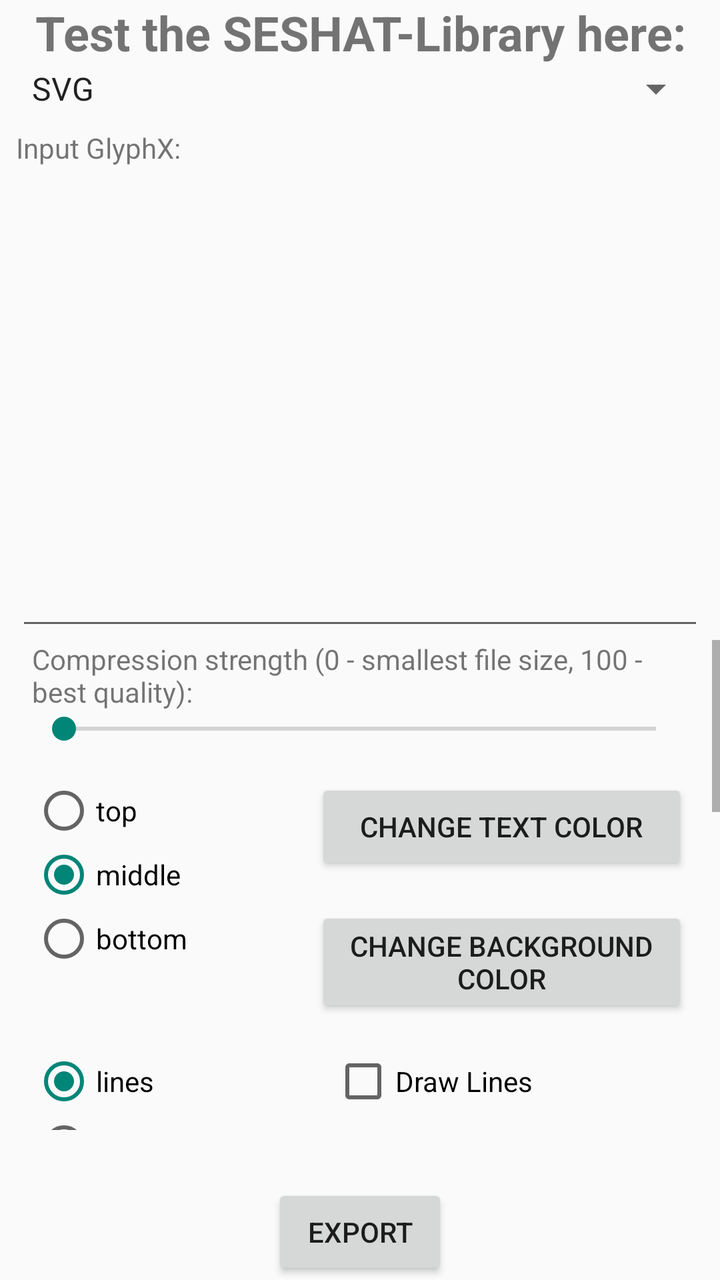
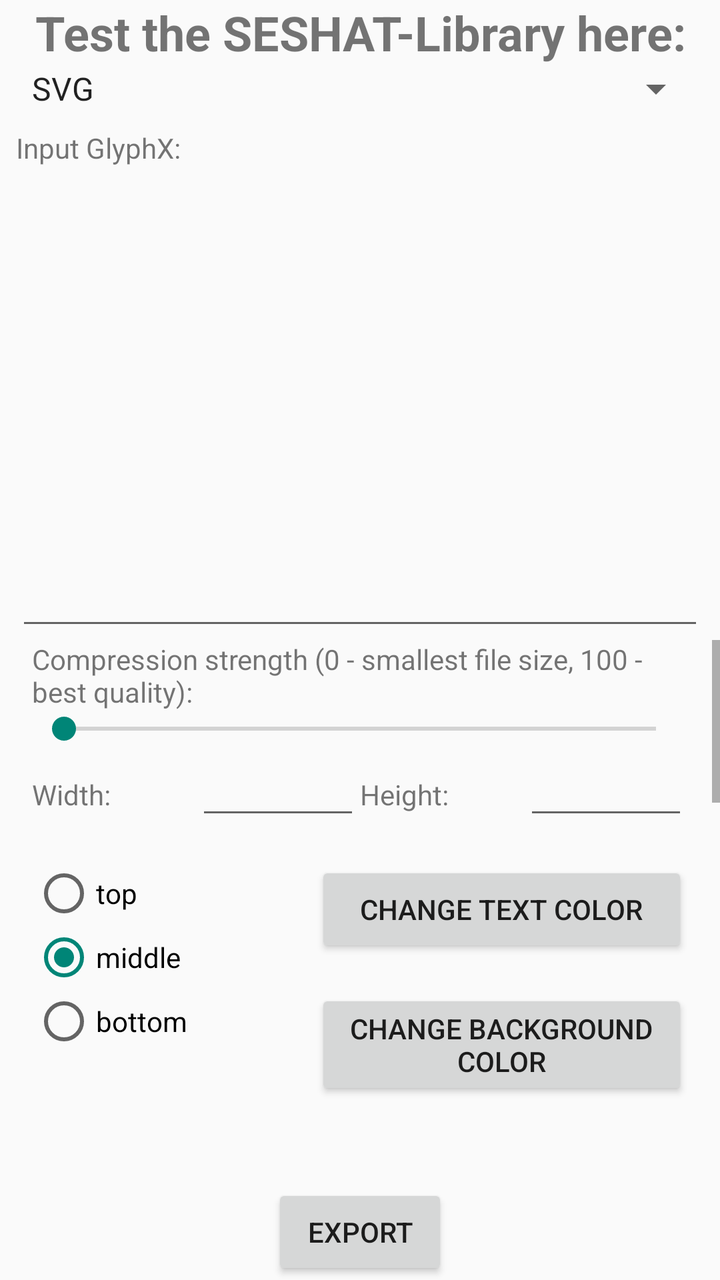

Screens rendered from an Android XML layout before and after an edit, with the pre-edit source and the edit as a unified diff.
<!-- AndroidManifest.xml: activity theme Theme.SESHATExampleApp -->
<!-- res/layout/activity_main.xml -->
<?xml version="1.0" encoding="utf-8"?>
<androidx.constraintlayout.widget.ConstraintLayout xmlns:android="http://schemas.android.com/apk/res/android"
    xmlns:app="http://schemas.android.com/apk/res-auto"
    xmlns:tools="http://schemas.android.com/tools"
    android:id="@+id/main"
    android:layout_width="match_parent"
    android:layout_height="match_parent"
    tools:context=".MainActivity">

    <TextView
        android:id="@+id/title_text"
        android:layout_width="0dp"
        android:layout_height="wrap_content"
        android:gravity="center_horizontal"
        android:text="@string/title"
        android:textSize="24sp"
        android:textStyle="bold"
        app:layout_constraintBottom_toBottomOf="parent"
        app:layout_constraintEnd_toEndOf="parent"
        app:layout_constraintStart_toStartOf="parent"
        app:layout_constraintTop_toTopOf="parent"
        app:layout_constraintVertical_bias="0.0" />

    <Spinner
        android:id="@+id/file_type"
        android:layout_width="0dp"
        android:layout_height="wrap_content"
        android:layout_marginStart="8dp"
        android:layout_marginEnd="8dp"
        android:entries="@array/file_formats"
        android:spinnerMode="dropdown"
        app:layout_constraintBottom_toBottomOf="parent"
        app:layout_constraintEnd_toEndOf="parent"
        app:layout_constraintStart_toStartOf="parent"
        app:layout_constraintTop_toBottomOf="@+id/title_text"
        app:layout_constraintVertical_bias="0.0" />

    <TextView
        android:id="@+id/input_title"
        android:layout_width="wrap_content"
        android:layout_height="wrap_content"
        android:layout_marginStart="8dp"
        android:layout_marginTop="8dp"
        android:text="@string/input_glyphx"
        app:layout_constraintBottom_toBottomOf="parent"
        app:layout_constraintEnd_toEndOf="parent"
        app:layout_constraintHorizontal_bias="0.0"
        app:layout_constraintStart_toStartOf="parent"
        app:layout_constraintTop_toBottomOf="@+id/file_type"
        app:layout_constraintVertical_bias="0.0" />

    <EditText
        android:id="@+id/input"
        android:layout_width="0dp"
        android:layout_height="0dp"
        android:layout_marginStart="8dp"
        android:layout_marginTop="8dp"
        android:layout_marginEnd="8dp"
        android:ems="10"
        android:gravity="start|top"
        android:inputType="text|textVisiblePassword|textMultiLine|textNoSuggestions"
        app:layout_constraintBottom_toTopOf="@+id/guideline2"
        app:layout_constraintEnd_toEndOf="parent"
        app:layout_constraintStart_toStartOf="parent"
        app:layout_constraintTop_toBottomOf="@+id/input_title" />

    <androidx.constraintlayout.widget.Guideline
        android:id="@+id/guideline2"
        android:layout_width="wrap_content"
        android:layout_height="wrap_content"
        android:orientation="horizontal"
        app:layout_constraintGuide_percent="0.5" />

    <ScrollView
        android:id="@+id/scrollView2"
        android:layout_width="0dp"
        android:layout_height="0dp"
        android:layout_marginBottom="8dp"
        app:layout_constraintBottom_toTopOf="@+id/progressText"
        app:layout_constraintEnd_toEndOf="parent"
        app:layout_constraintStart_toStartOf="parent"
        app:layout_constraintTop_toTopOf="@+id/guideline2">

        <LinearLayout
            android:id="@+id/settingsContainer"
            android:layout_width="match_parent"
            android:layout_height="wrap_content"
            android:orientation="vertical"
            app:layout_constraintBottom_toBottomOf="parent"
            app:layout_constraintEnd_toEndOf="parent"
            app:layout_constraintStart_toStartOf="parent"
            app:layout_constraintTop_toBottomOf="@+id/thothScroll"
            app:layout_constraintVertical_bias="0.0">

            <TextView
                android:id="@+id/quality_title"
                android:layout_width="match_parent"
                android:layout_height="wrap_content"
                android:layout_marginStart="16dp"
                android:layout_marginEnd="16dp"
                android:text="@string/quality_title" />

            <SeekBar
                android:id="@+id/quality"
                android:layout_width="match_parent"
                android:layout_height="wrap_content"
                android:layout_marginStart="16dp"
                android:layout_marginEnd="16dp"
                android:max="100"
                android:progress="0" />

            <LinearLayout
                android:layout_width="match_parent"
                android:layout_height="match_parent"
                android:orientation="horizontal">

                <RadioGroup
                    android:id="@+id/VerticalOrientation"
                    android:layout_width="wrap_content"
                    android:layout_height="wrap_content"
                    android:layout_marginStart="16dp"
                    android:layout_marginTop="16dp">

                    <RadioButton
                        android:id="@+id/top"
                        android:layout_width="match_parent"
                        android:layout_height="wrap_content"
                        android:text="@string/vert_orient_top" />

                    <RadioButton
                        android:id="@+id/middle"
                        android:layout_width="match_parent"
                        android:layout_height="wrap_content"
                        android:checked="true"
                        android:text="@string/vert_orient_middle" />

                    <RadioButton
                        android:id="@+id/bottom"
                        android:layout_width="match_parent"
                        android:layout_height="wrap_content"
                        android:text="@string/vert_orient_bottom" />
                </RadioGroup>

                <LinearLayout
                    android:layout_width="match_parent"
                    android:layout_height="wrap_content"
                    android:orientation="vertical">

                    <Button
                        android:id="@+id/changeTextColor"
                        android:layout_width="match_parent"
                        android:layout_height="wrap_content"
                        android:layout_marginStart="64dp"
                        android:layout_marginTop="16dp"
                        android:layout_marginEnd="16dp"
                        android:layout_weight="1"
                        android:text="@string/button_change_text_color" />

                    <Button
                        android:id="@+id/changeBGColor"
                        android:layout_width="match_parent"
                        android:layout_height="wrap_content"
                        android:layout_marginStart="64dp"
                        android:layout_marginTop="16dp"
                        android:layout_marginEnd="16dp"
                        android:layout_weight="1"
                        android:text="@string/button_change_bg_color" />
                </LinearLayout>

            </LinearLayout>

            <LinearLayout
                android:layout_width="match_parent"
                android:layout_height="match_parent"
                android:orientation="horizontal">

                <RadioGroup
                    android:id="@+id/WritingLayout"
                    android:layout_width="wrap_content"
                    android:layout_height="wrap_content"
                    android:layout_marginStart="16dp"
                    android:layout_marginTop="16dp">

                    <RadioButton
                        android:id="@+id/lines"
                        android:layout_width="match_parent"
                        android:layout_height="wrap_content"
                        android:checked="true"
                        android:text="@string/writing_layout_l" />

                    <RadioButton
                        android:id="@+id/columns"
                        android:layout_width="match_parent"
                        android:layout_height="wrap_content"
                        android:text="@string/writing_layout_c" />
                </RadioGroup>

                <LinearLayout
                    android:layout_width="match_parent"
                    android:layout_height="wrap_content"
                    android:orientation="vertical">


                    <CheckBox
                        android:id="@+id/drawLines"
                        android:layout_width="match_parent"
                        android:layout_height="wrap_content"
                        android:layout_marginStart="64dp"
                        android:layout_marginTop="16dp"
                        android:layout_marginEnd="16dp"
                        android:text="@string/draw_lines_title" />

                    <TextView
                        android:id="@+id/lineThicknessTitle"
                        android:layout_width="match_parent"
                        android:layout_height="wrap_content"
                        android:layout_marginStart="64dp"
                        android:layout_marginTop="16dp"
                        android:layout_marginEnd="16dp"
                        android:text="@string/line_thickness_title" />

                    <SeekBar
                        android:id="@+id/lineThickness"
                        android:layout_width="match_parent"
                        android:layout_height="wrap_content"
                        android:layout_marginStart="64dp"
                        android:layout_marginTop="8dp"
                        android:layout_marginEnd="16dp"
                        android:max="10" />
                </LinearLayout>

            </LinearLayout>

            <LinearLayout
                android:layout_width="match_parent"
                android:layout_height="match_parent"
                android:orientation="horizontal">

                <RadioGroup
                    android:id="@+id/WritingDirection"
                    android:layout_width="wrap_content"
                    android:layout_height="wrap_content"
                    android:layout_marginStart="16dp"
                    android:layout_marginTop="16dp">

                    <RadioButton
                        android:id="@+id/ltr"
                        android:layout_width="match_parent"
                        android:layout_height="wrap_content"
                        android:checked="true"
                        android:text="@string/writing_direction_ltr" />

                    <RadioButton
                        android:id="@+id/rtl"
                        android:layout_width="match_parent"
                        android:layout_height="wrap_content"
                        android:text="@string/writing_direction_rtl" />
                </RadioGroup>

                <LinearLayout
                    android:layout_width="match_parent"
                    android:layout_height="wrap_content"
                    android:layout_marginTop="16dp"
                    android:orientation="vertical">

                    <CheckBox
                        android:id="@+id/backgroundWithCSS"
                        android:layout_width="wrap_content"
                        android:layout_height="wrap_content"
                        android:layout_marginStart="64dp"
                        android:text="@string/css_background" />

                    <CheckBox
                        android:id="@+id/transparentBackground"
                        android:layout_width="wrap_content"
                        android:layout_height="wrap_content"
                        android:layout_marginStart="64dp"
                        android:layout_marginTop="8dp"
                        android:text="@string/transparent_background" />
                </LinearLayout>

            </LinearLayout>

            <TextView
                android:id="@+id/paddingTitle"
                android:layout_width="match_parent"
                android:layout_height="wrap_content"
                android:layout_marginStart="16dp"
                android:layout_marginTop="16dp"
                android:layout_marginEnd="16dp"
                android:text="@string/padding_title" />

            <androidx.constraintlayout.widget.ConstraintLayout
                android:layout_width="match_parent"
                android:layout_height="match_parent"
                android:layout_marginStart="16dp"
                android:layout_marginTop="8dp"
                android:layout_marginEnd="16dp">

                <TextView
                    android:id="@+id/paddingLeftTitle"
                    android:layout_width="wrap_content"
                    android:layout_height="wrap_content"
                    android:text="@string/padding_left_title"
                    app:layout_constraintBottom_toBottomOf="parent"
                    app:layout_constraintEnd_toEndOf="parent"
                    app:layout_constraintHorizontal_bias="0.0"
                    app:layout_constraintStart_toStartOf="parent"
                    app:layout_constraintTop_toTopOf="parent"
                    app:layout_constraintVertical_bias="0.0" />

                <TextView
                    android:id="@+id/paddingTopTitle"
                    android:layout_width="wrap_content"
                    android:layout_height="wrap_content"
                    android:text="@string/padding_top_title"
                    app:layout_constraintBottom_toBottomOf="parent"
                    app:layout_constraintEnd_toEndOf="parent"
                    app:layout_constraintStart_toStartOf="parent"
                    app:layout_constraintTop_toTopOf="parent"
                    app:layout_constraintVertical_bias="0.0" />

                <SeekBar
                    android:id="@+id/paddingLeft"
                    android:layout_width="0dp"
                    android:layout_height="wrap_content"
                    android:layout_marginTop="8dp"
                    android:layout_marginEnd="8dp"
                    android:max="50"
                    app:layout_constraintBottom_toBottomOf="parent"
                    app:layout_constraintEnd_toStartOf="@+id/paddingTopTitle"
                    app:layout_constraintStart_toStartOf="parent"
                    app:layout_constraintTop_toBottomOf="@+id/paddingLeftTitle"
                    app:layout_constraintVertical_bias="0.0" />

                <SeekBar
                    android:id="@+id/paddingTop"
                    android:layout_width="0dp"
                    android:layout_height="wrap_content"
                    android:layout_marginTop="8dp"
                    android:max="50"
                    app:layout_constraintBottom_toBottomOf="parent"
                    app:layout_constraintEnd_toEndOf="parent"
                    app:layout_constraintHorizontal_bias="0.0"
                    app:layout_constraintStart_toStartOf="@+id/paddingTopTitle"
                    app:layout_constraintTop_toBottomOf="@+id/paddingTopTitle"
                    app:layout_constraintVertical_bias="0.0" />

                <TextView
                    android:id="@+id/paddingRightTitle"
                    android:layout_width="wrap_content"
                    android:layout_height="wrap_content"
                    android:layout_marginTop="8dp"
                    android:text="@string/padding_right_title"
                    app:layout_constraintBottom_toBottomOf="parent"
                    app:layout_constraintEnd_toEndOf="parent"
                    app:layout_constraintHorizontal_bias="0.0"
                    app:layout_constraintStart_toStartOf="parent"
                    app:layout_constraintTop_toBottomOf="@id/paddingLeft"
                    app:layout_constraintVertical_bias="0.0" />

                <TextView
                    android:id="@+id/paddingBottomTitle"
                    android:layout_width="wrap_content"
                    android:layout_height="wrap_content"
                    android:layout_marginTop="8dp"
                    android:text="@string/padding_bottom_title"
                    app:layout_constraintBottom_toBottomOf="parent"
                    app:layout_constraintEnd_toEndOf="parent"
                    app:layout_constraintHorizontal_bias="0.0"
                    app:layout_constraintStart_toStartOf="@+id/paddingTop"
                    app:layout_constraintTop_toBottomOf="@+id/paddingTop"
                    app:layout_constraintVertical_bias="0.0" />

                <SeekBar
                    android:id="@+id/paddingRight"
                    android:layout_width="0dp"
                    android:layout_height="wrap_content"
                    android:layout_marginTop="8dp"
                    android:layout_marginEnd="8dp"
                    android:max="50"
                    app:layout_constraintBottom_toBottomOf="parent"
                    app:layout_constraintEnd_toStartOf="@+id/paddingBottomTitle"
                    app:layout_constraintStart_toStartOf="parent"
                    app:layout_constraintTop_toBottomOf="@id/paddingRightTitle"
                    app:layout_constraintVertical_bias="0.0" />

                <SeekBar
                    android:id="@+id/paddingBottom"
                    android:layout_width="0dp"
                    android:layout_height="wrap_content"
                    android:layout_marginTop="8dp"
                    android:max="50"
                    app:layout_constraintBottom_toBottomOf="parent"
                    app:layout_constraintEnd_toEndOf="parent"
                    app:layout_constraintHorizontal_bias="0.0"
                    app:layout_constraintStart_toStartOf="@+id/paddingBottomTitle"
                    app:layout_constraintTop_toBottomOf="@+id/paddingBottomTitle"
                    app:layout_constraintVertical_bias="0.0" />

                <TextView
                    android:id="@+id/interLinePaddingTitle"
                    android:layout_width="wrap_content"
                    android:layout_height="wrap_content"
                    android:layout_marginTop="8dp"
                    android:layout_marginEnd="8dp"
                    android:text="@string/inter_line_padding"
                    app:layout_constraintBottom_toBottomOf="parent"
                    app:layout_constraintEnd_toStartOf="@+id/paddingBottom"
                    app:layout_constraintHorizontal_bias="0.0"
                    app:layout_constraintStart_toStartOf="parent"
                    app:layout_constraintTop_toBottomOf="@id/paddingRight"
                    app:layout_constraintVertical_bias="0.0" />

                <TextView
                    android:id="@+id/layoutSignPaddingTitle"
                    android:layout_width="wrap_content"
                    android:layout_height="wrap_content"
                    android:layout_marginTop="8dp"
                    android:text="@string/layout_sign_padding_title"
                    app:layout_constraintBottom_toBottomOf="parent"
                    app:layout_constraintEnd_toEndOf="parent"
                    app:layout_constraintHorizontal_bias="0.0"
                    app:layout_constraintStart_toStartOf="@+id/paddingBottom"
                    app:layout_constraintTop_toBottomOf="@+id/paddingBottom"
                    app:layout_constraintVertical_bias="0.0" />

                <SeekBar
                    android:id="@+id/interLinePadding"
                    android:layout_width="0dp"
                    android:layout_height="wrap_content"
                    android:layout_marginTop="8dp"
                    android:layout_marginEnd="8dp"
                    android:max="50"
                    app:layout_constraintBottom_toBottomOf="parent"
                    app:layout_constraintEnd_toStartOf="@+id/layoutSignPaddingTitle"
                    app:layout_constraintStart_toStartOf="parent"
                    app:layout_constraintTop_toBottomOf="@+id/interLinePaddingTitle"
                    app:layout_constraintVertical_bias="0.0" />

                <SeekBar
                    android:id="@+id/layoutSignPadding"
                    android:layout_width="0dp"
                    android:layout_height="wrap_content"
                    android:layout_marginTop="8dp"
                    android:max="50"
                    app:layout_constraintBottom_toBottomOf="parent"
                    app:layout_constraintEnd_toEndOf="parent"
                    app:layout_constraintStart_toStartOf="@+id/layoutSignPaddingTitle"
                    app:layout_constraintTop_toBottomOf="@+id/layoutSignPaddingTitle"
                    app:layout_constraintVertical_bias="0.0" />

                <TextView
                    android:id="@+id/signPaddingTitle"
                    android:layout_width="wrap_content"
                    android:layout_height="wrap_content"
                    android:layout_marginTop="8dp"
                    android:text="@string/sign_padding_title"
                    app:layout_constraintBottom_toBottomOf="parent"
                    app:layout_constraintEnd_toEndOf="parent"
                    app:layout_constraintHorizontal_bias="0.0"
                    app:layout_constraintStart_toStartOf="parent"
                    app:layout_constraintTop_toBottomOf="@id/interLinePadding"
                    app:layout_constraintVertical_bias="0.0" />

                <SeekBar
                    android:id="@+id/signPadding"
                    android:layout_width="0dp"
                    android:layout_height="wrap_content"
                    android:layout_marginTop="8dp"
                    android:max="50"
                    app:layout_constraintBottom_toBottomOf="parent"
                    app:layout_constraintEnd_toEndOf="parent"
                    app:layout_constraintStart_toStartOf="parent"
                    app:layout_constraintTop_toBottomOf="@id/signPaddingTitle"
                    app:layout_constraintVertical_bias="0.0" />
            </androidx.constraintlayout.widget.ConstraintLayout>

            <TextView
                android:id="@+id/textSizeTitle"
                android:layout_width="match_parent"
                android:layout_height="wrap_content"
                android:layout_marginStart="16dp"
                android:layout_marginTop="16dp"
                android:layout_marginEnd="16dp"
                android:text="@string/text_size_title_start" />

            <SeekBar
                android:id="@+id/textSize"
                android:layout_width="match_parent"
                android:layout_height="wrap_content"
                android:layout_marginStart="16dp"
                android:layout_marginTop="8dp"
                android:layout_marginEnd="16dp"
                android:progress="40" />

        </LinearLayout>
    </ScrollView>

    <ProgressBar
        android:id="@+id/progressBar"
        style="?android:attr/progressBarStyleHorizontal"
        android:layout_width="0dp"
        android:layout_height="wrap_content"
        android:layout_marginStart="8dp"
        android:layout_marginEnd="8dp"
        android:visibility="invisible"
        app:layout_constraintBottom_toBottomOf="@+id/progressText"
        app:layout_constraintEnd_toStartOf="@+id/progressText"
        app:layout_constraintStart_toStartOf="parent"
        app:layout_constraintTop_toTopOf="@+id/progressText"
        tools:visibility="visible" />

    <TextView
        android:id="@+id/progressText"
        android:layout_width="wrap_content"
        android:layout_height="wrap_content"
        android:layout_marginEnd="8dp"
        android:visibility="invisible"
        app:layout_constraintBottom_toTopOf="@+id/button_export"
        app:layout_constraintEnd_toEndOf="parent"
        app:layout_constraintHorizontal_bias="1.0"
        app:layout_constraintStart_toStartOf="parent"
        app:layout_constraintTop_toTopOf="@+id/guideline2"
        app:layout_constraintVertical_bias="1.0"
        tools:visibility="visible" />

    <Button
        android:id="@+id/button_export"
        android:layout_width="wrap_content"
        android:layout_height="wrap_content"
        android:text="@string/export"
        app:layout_constraintBottom_toBottomOf="parent"
        app:layout_constraintEnd_toEndOf="parent"
        app:layout_constraintStart_toStartOf="parent"
        app:layout_constraintTop_toTopOf="@+id/guideline2"
        app:layout_constraintVertical_bias="1.0" />

</androidx.constraintlayout.widget.ConstraintLayout>
<!-- resources referenced by this layout -->
<resources>
  <string-array name="file_formats">
          <item>SVG</item>
          <item>PNG</item>
          <item>JPEG</item>
      </string-array>
  <string name="button_change_bg_color">change background color</string>
  <string name="button_change_text_color">change text color</string>
  <string name="css_background">CSS background</string>
  <string name="draw_lines_title">Draw Lines</string>
  <string name="export">Export</string>
  <string name="input_glyphx">Input GlyphX:</string>
  <string name="inter_line_padding">"Inter Line Padding: "</string>
  <string name="layout_sign_padding_title">"Layout Sign Padding: "</string>
  <string name="line_thickness_title">"Line Thickness: "</string>
  <string name="padding_bottom_title">"Bottom: "</string>
  <string name="padding_left_title">"Left: "</string>
  <string name="padding_right_title">"Right: "</string>
  <string name="padding_title">Padding</string>
  <string name="padding_top_title">"Top: "</string>
  <string name="quality_title">Compression strength (0 - smallest file size, 100 - best quality):</string>
  <string name="sign_padding_title">"Sign Padding: "</string>
  <string name="text_size_title_start">"Text Size: 40sp"</string>
  <string name="title">Test the SESHAT-Library here:</string>
  <string name="transparent_background">transparent background</string>
  <string name="vert_orient_bottom">bottom</string>
  <string name="vert_orient_middle">middle</string>
  <string name="vert_orient_top">top</string>
  <string name="writing_direction_ltr">left to right</string>
  <string name="writing_direction_rtl">right to left</string>
  <string name="writing_layout_c">columns</string>
  <string name="writing_layout_l">lines</string>
  <style name="Theme.SESHATExampleApp" parent="Theme.AppCompat.Light.NoActionBar" />
</resources>

<!-- the commit's change to res/layout/activity_main.xml (unified diff, before → after) -->
@@ -110,6 +110,45 @@
                 android:progress="0" />
 
             <LinearLayout
+                android:id="@+id/size"
+                android:layout_width="match_parent"
+                android:layout_height="match_parent"
+                android:layout_marginStart="16dp"
+                android:layout_marginEnd="16dp"
+                android:orientation="horizontal">
+
+                <TextView
+                    android:id="@+id/width_title"
+                    android:layout_width="match_parent"
+                    android:layout_height="wrap_content"
+                    android:layout_weight="1"
+                    android:text="@string/width" />
+
+                <EditText
+                    android:id="@+id/width"
+                    android:layout_width="match_parent"
+                    android:layout_height="wrap_content"
+                    android:layout_weight="1"
+                    android:ems="10"
+                    android:inputType="number" />
+
+                <TextView
+                    android:id="@+id/height_title"
+                    android:layout_width="match_parent"
+                    android:layout_height="wrap_content"
+                    android:layout_weight="1"
+                    android:text="@string/height" />
+
+                <EditText
+                    android:id="@+id/height"
+                    android:layout_width="match_parent"
+                    android:layout_height="wrap_content"
+                    android:layout_weight="1"
+                    android:ems="10"
+                    android:inputType="number" />
+            </LinearLayout>
+
+            <LinearLayout
                 android:layout_width="match_parent"
                 android:layout_height="match_parent"
                 android:orientation="horizontal">
<!-- resource entries referenced after the edit -->
@@ -10,6 +10,7 @@
   <string name="css_background">CSS background</string>
   <string name="draw_lines_title">Draw Lines</string>
   <string name="export">Export</string>
+  <string name="height">Height:</string>
   <string name="input_glyphx">Input GlyphX:</string>
   <string name="inter_line_padding">"Inter Line Padding: "</string>
   <string name="layout_sign_padding_title">"Layout Sign Padding: "</string>
@@ -27,6 +28,7 @@
   <string name="vert_orient_bottom">bottom</string>
   <string name="vert_orient_middle">middle</string>
   <string name="vert_orient_top">top</string>
+  <string name="width">Width:</string>
   <string name="writing_direction_ltr">left to right</string>
   <string name="writing_direction_rtl">right to left</string>
   <string name="writing_layout_c">columns</string>
